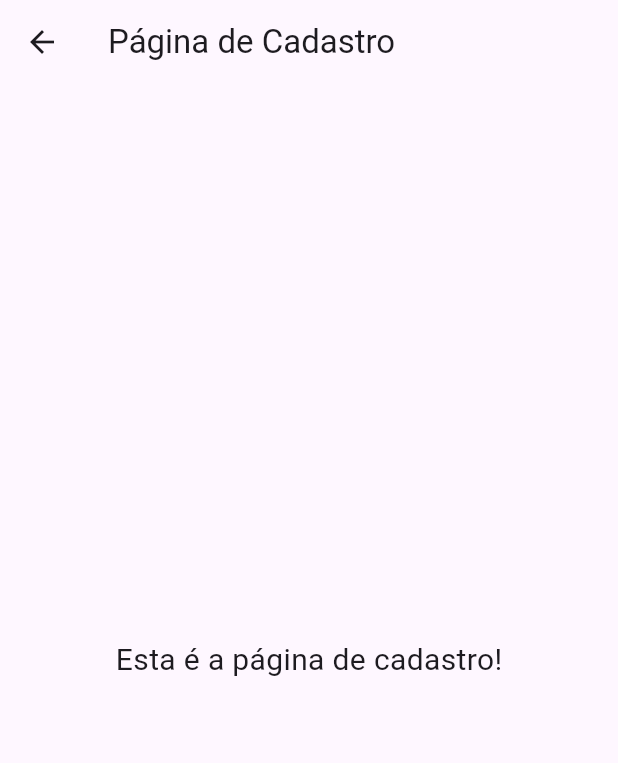
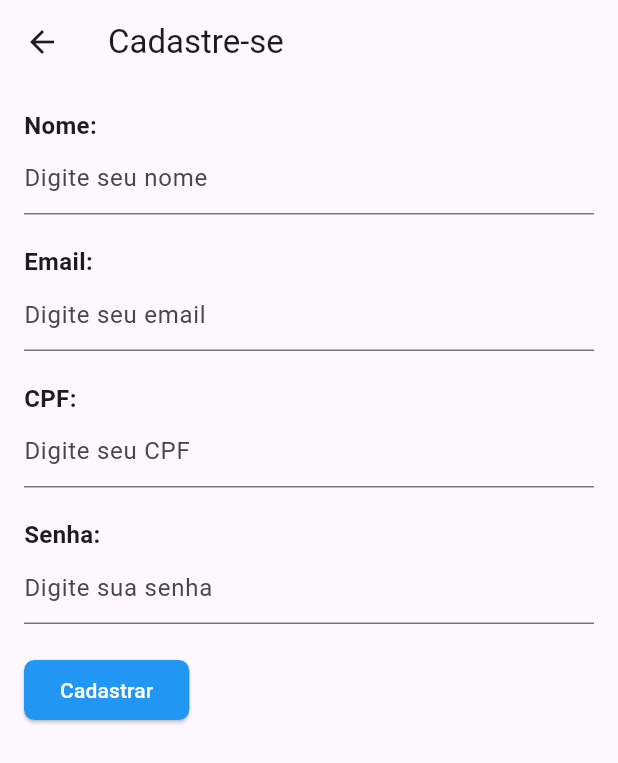
Before and after one commit to Gabrielmmk/appBanco, a Flutter app: the CadastroPage screen opened directly, on a phone screen of 412 x 824 dp. Shown: the top 763 px of the screen. Run offline on Flutter 3.47's test engine with Material 3 defaults, Android fonts, the phone set to English and light mode, and no system bars.

Commit message:
Tela de cadastro concluída

```diff
--- a/lib/cadastro.dart
+++ b/lib/cadastro.dart
@@ -1,16 +1,102 @@
 import 'package:flutter/material.dart';
+
+
 
 class CadastroPage extends StatelessWidget {
   @override
   Widget build(BuildContext context) {
     return Scaffold(
       appBar: AppBar(
-        title: Text('Página de Cadastro'),
+        title: Text('Cadastre-se'),
       ),
-      body: const Center(
-        child: Text(
-          'Esta é a página de cadastro!',
-          style: TextStyle(fontSize: 20),
+      body: SingleChildScrollView(
+        child: Padding(
+          padding: const EdgeInsets.all(16.0),
+          child: Column(
+            crossAxisAlignment: CrossAxisAlignment.start,
+            children: <Widget>[
+              const Text(
+                'Nome:',
+                style: TextStyle(fontSize: 16, fontWeight: FontWeight.bold),
+              ),
+              TextFormField(
+                decoration: const InputDecoration(
+                  hintText: 'Digite seu nome',
+                ),
+                validator: (value){
+                  if (value == null || value.isEmpty){
+                    return 'Por favor, insira seu nome';
+                  }
+                  return null;
+                },
+              ),
+              const SizedBox(height: 20),
+              const Text(
+                'Email:',
+                style: TextStyle(fontSize: 16, fontWeight: FontWeight.bold),
+              ),
+              TextFormField(
+                decoration: const InputDecoration(
+                  hintText: 'Digite seu email',
+                ),
+                validator: (value){
+                  if (value == null || value.isEmpty){
+                    return 'Por favor, insira seu email';
+                  }
+                  return null;
+                },
+              ),
+              const SizedBox(height: 20),
+              const Text(
+                'CPF:',
+                style: TextStyle(fontSize: 16, fontWeight: FontWeight.bold),
+              ),
+              TextFormField(
+                decoration: const InputDecoration(
+                  hintText: 'Digite seu CPF',
+                ),
+                validator: (value){
+                  if (value == null || value.isEmpty){
+                    return 'Por favor, insira seu CPF';
+                  }
+                  return null;
+                },
+              ),
+              const SizedBox(height: 20),
+              const Text(
+                'Senha:',
+                style: TextStyle(fontSize: 16, fontWeight: FontWeight.bold),
+              ),
+              TextFormField(
+                obscureText: true,
+                decoration: const InputDecoration(
+                  hintText: 'Digite sua senha',
+                ),
+                validator: (value){
+                  if (value == null || value.isEmpty){
+                    return 'Por favor, insira sua senha';
+                  }
+                  return null;
+                },
+              ),
+              const SizedBox(height: 20),
+              ElevatedButton(
+                onPressed: () {
+                  // Implemente a lógica de envio do formulário
+                },
+                style: ButtonStyle(
+                  backgroundColor: MaterialStateProperty.all<Color>(Colors.blue),
+                  foregroundColor: MaterialStateProperty.all<Color>(Colors.white),
+                  shape: MaterialStateProperty.all<RoundedRectangleBorder>(
+                    RoundedRectangleBorder(
+                      borderRadius: BorderRadius.circular(7),
+                    ),
+                  ),
+                ),
+                child: const Text('Cadastrar'),
+              ),
+            ],
+          ),
         ),
       ),
     );
```
